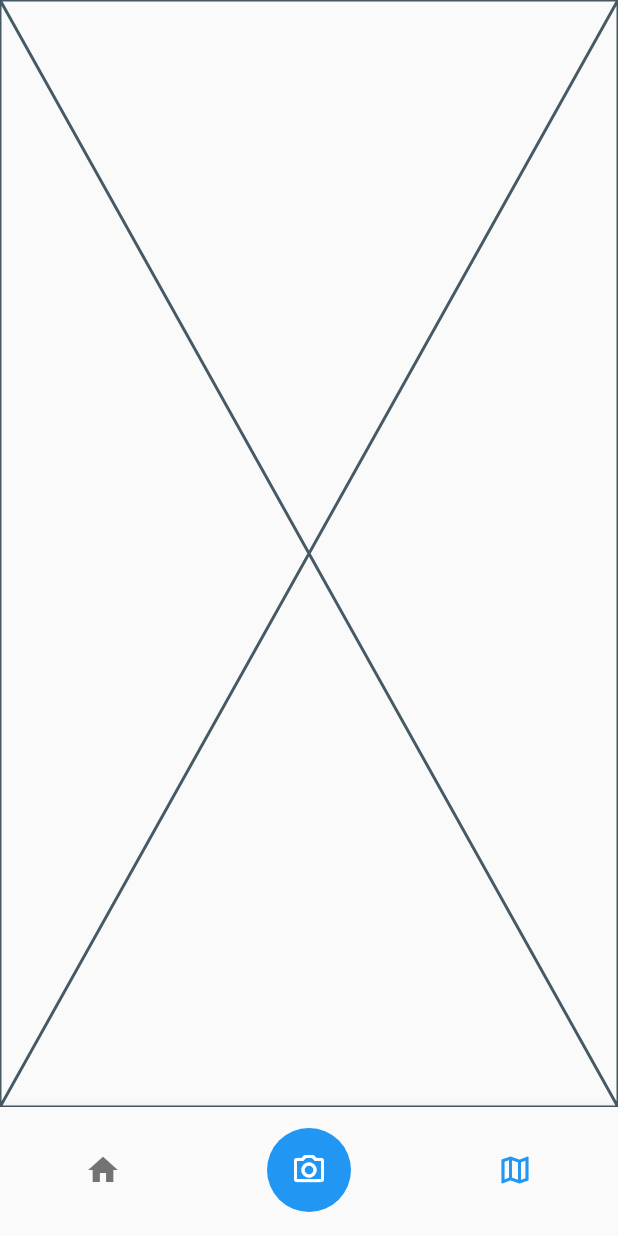
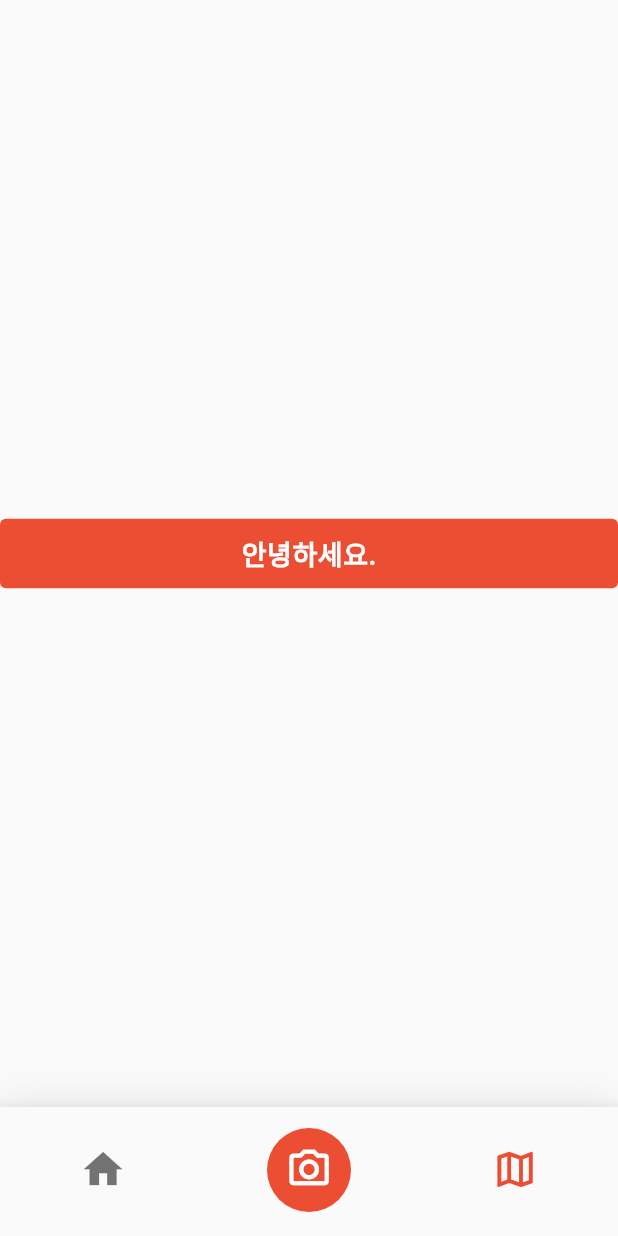
Before and after one commit to slate-movte/slate-client, a Flutter app: the screen it shows after launch, item 3 of the bottom bar chosen, on a phone screen of 412 x 824 dp. Run offline on Flutter 3.47's test engine with Material 2 defaults, Android fonts, the phone set to English and light mode, and no system bars; our stand-ins replace carousel_slider, dartz, equatable, flutter_screenutil.

Commit message:
add : add App theme data

```diff
--- a/lib/main.dart
+++ b/lib/main.dart
@@ -13,8 +13,91 @@ class Slate extends StatelessWidget {
   Widget build(BuildContext context) {
     return ScreenUtilInit(
       designSize: const Size(393, 852),
-      builder: (context, child) => const MaterialApp(
+      builder: (context, child) => MaterialApp(
         debugShowCheckedModeBanner: false,
+        theme: ThemeData(
+          colorScheme: ColorScheme.light(
+            primary: Color(0xFFEB4E32),
+          ),
+          appBarTheme: AppBarTheme(
+            backgroundColor: Color(0xFFFFFFFF),
+            foregroundColor: Color(0xFF1C1C1E),
+            titleTextStyle: TextStyle(
+              color: Color(0xFF000000),
+              fontSize: 20.sp,
+              fontWeight: FontWeight.w600,
+            ),
+          ),
+          elevatedButtonTheme: ElevatedButtonThemeData(
+            style: ElevatedButton.styleFrom(
+              elevation: 0,
+              fixedSize: Size(double.maxFinite, 48.h),
+              textStyle: TextStyle(
+                color: Colors.white,
+                fontSize: 18,
+                fontWeight: FontWeight.w600,
+                letterSpacing: 0.36,
+              ),
+              shape: RoundedRectangleBorder(
+                borderRadius: BorderRadius.all(
+                  Radius.circular(4.r),
+                ),
+              ),
+            ),
+          ),
+          inputDecorationTheme: InputDecorationTheme(
+            border: OutlineInputBorder(),
+            prefixIconColor: Color(0xFF929292),
+            labelStyle: TextStyle(
+              color: Color(0xFF929292),
+              fontSize: 14.sp,
+              fontWeight: FontWeight.w400,
+              letterSpacing: 0.28,
+            ),
+
+            // contentPadding: EdgeInsets.symmetric(
+            //     // vertical: SizeTheme.h_sm,
+            //     // horizontal: SizeTheme.w_md,
+            //     ),
+            // focusedErrorBorder: OutlineInputBorder(
+            //   borderSide: BorderSide(
+            //       // color: scheme.background,
+            //       ),
+            // ),
+            // disabledBorder: OutlineInputBorder(
+            //   borderSide: BorderSide(
+            //       // color: scheme.background,
+            //       ),
+            // ),
+            // errorBorder: OutlineInputBorder(
+            //   borderSide: BorderSide(
+            //       // color: scheme.background,
+            //       ),
+            // ),
+            // // fillColor: scheme.background,
+            // // focusColor: scheme.background,
+            // focusedBorder: OutlineInputBorder(
+            //   borderSide: BorderSide(
+            //       // color: scheme.background,
+            //       ),
+            // ),
+            // enabledBorder: OutlineInputBorder(
+            //   borderSide: BorderSide(
+            //       // color: scheme.background,
+            //       ),
+            // ),
+          ),
+          floatingActionButtonTheme: FloatingActionButtonThemeData(
+            backgroundColor: Color(0xFFEB4E32),
+            foregroundColor: Color(0xFFFFFFFF),
+            iconSize: 30.w,
+          ),
+          bottomNavigationBarTheme: BottomNavigationBarThemeData(
+            selectedIconTheme: IconThemeData(size: 30.sp),
+            unselectedIconTheme: IconThemeData(size: 30.sp),
+          ),
+          textTheme: TextTheme(),
+        ),
         home: MainView(),
       ),
     );
--- a/lib/presentation/views/course_view.dart
+++ b/lib/presentation/views/course_view.dart
@@ -10,6 +10,11 @@ class CourseView extends StatefulWidget {
 class _CourseViewState extends State<CourseView> {
   @override
   Widget build(BuildContext context) {
-    return const Placeholder();
+    return Center(
+      child: ElevatedButton(
+        onPressed: () {},
+        child: Text('안녕하세요.'),
+      ),
+    );
   }
 }
--- a/lib/presentation/views/home_view.dart
+++ b/lib/presentation/views/home_view.dart
@@ -58,6 +58,14 @@ class _HomeViewState extends State<HomeView> {
                   child: Material(
                     child: Row(
                       children: [
+                        Text(
+                          'dd',
+                          style: Theme.of(context).textTheme.labelLarge,
+                        ),
+                        // Container(
+                        //   color: Theme.of(context).colorScheme.primary.,
+                        // ),
+
                         DropdownButton<String>(
                           value: list.first,
                           items: list
--- a/lib/presentation/views/main_view.dart
+++ b/lib/presentation/views/main_view.dart
@@ -32,7 +32,19 @@ class _MainViewState extends State<MainView> {
       body: Center(
         child: _viewList.elementAt(_selectedIndex),
       ),
-      bottomNavigationBar: BottomNavigationBar(
+      bottomNavigationBar: Container(
+        decoration: BoxDecoration(
+          color: Colors.white,
+          boxShadow: [
+            BoxShadow(
+              color: Color(0x19000000),
+              blurRadius: 25,
+              offset: Offset(0, 0),
+              spreadRadius: 0,
+            )
+          ],
+        ),
+        child: BottomNavigationBar(
           showSelectedLabels: false,
           showUnselectedLabels: false,
           items: <BottomNavigationBarItem>[
@@ -56,6 +68,7 @@ class _MainViewState extends State<MainView> {
           currentIndex: _selectedIndex,
           onTap: _onItemTapped,
         ),
+      ),
     );
   }
 }
```
Lines whose indentation alone changed are shown as unchanged.
